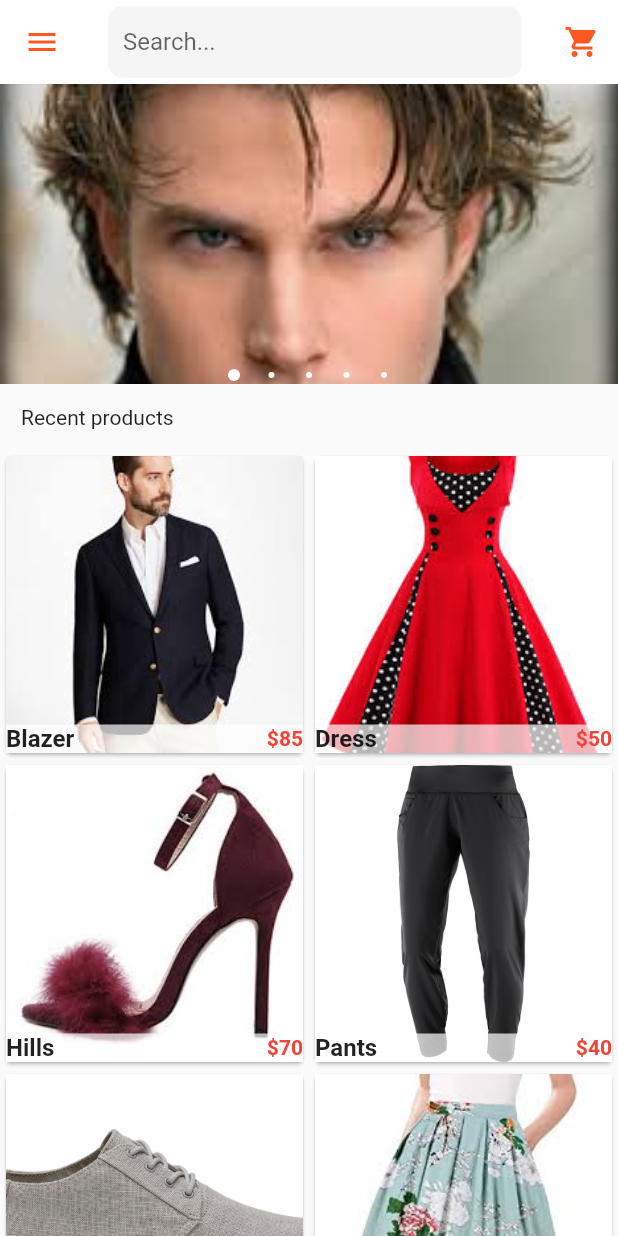
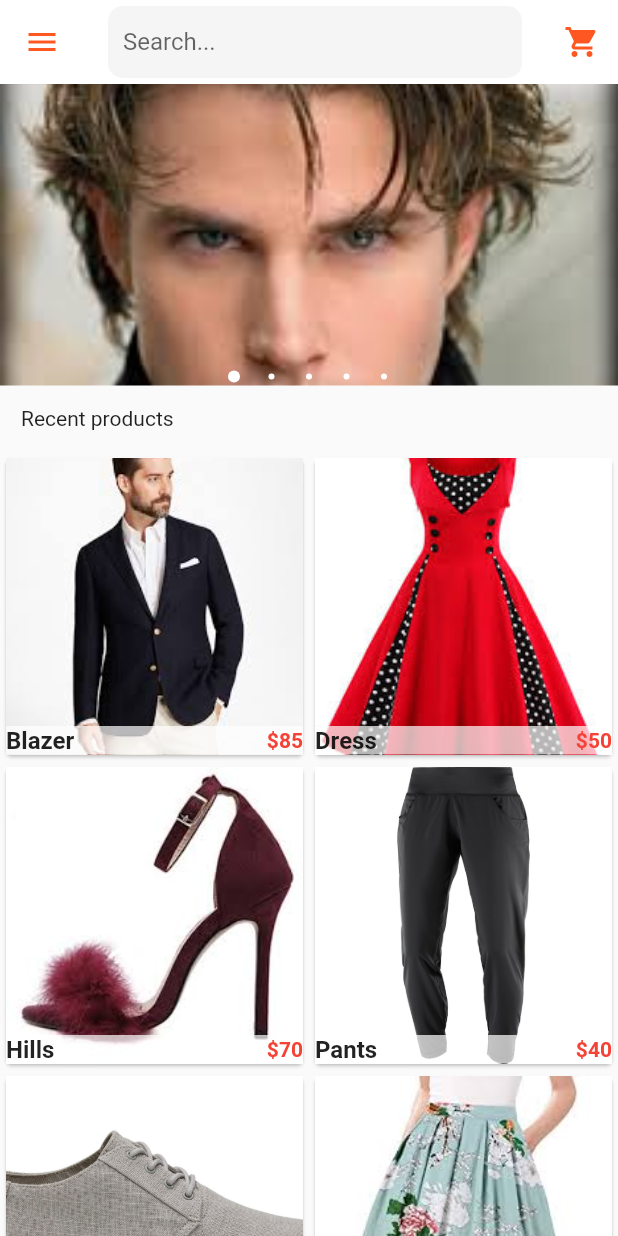
Before and after one commit to MohamedAlQadeery/flutter, a Flutter app: the HomePage screen opened directly, on a phone screen of 412 x 824 dp. Run offline on Flutter 3.47's test engine with Material 2 defaults, Android fonts, the phone set to English and light mode, and no system bars; drawn by our look-alikes of carousel_pro; our stand-ins replace cloud_firestore, firebase_auth, firebase_storage, flutter_typeahead, fluttertoast, google_sign_in and 2 more; accounts and stored records are empty.

Commit message:
first push

```diff
--- a/lib/HomePage.dart
+++ b/lib/HomePage.dart
@@ -15,7 +15,7 @@ class _HomePageState extends State<HomePage> {
   @override
   Widget build(BuildContext context) {
     Widget image_carousel = new Container(
-      height: 200.0,
+      height: 201.0,
       child: new Carousel(
         boxFit: BoxFit.cover,
         images: [
```
